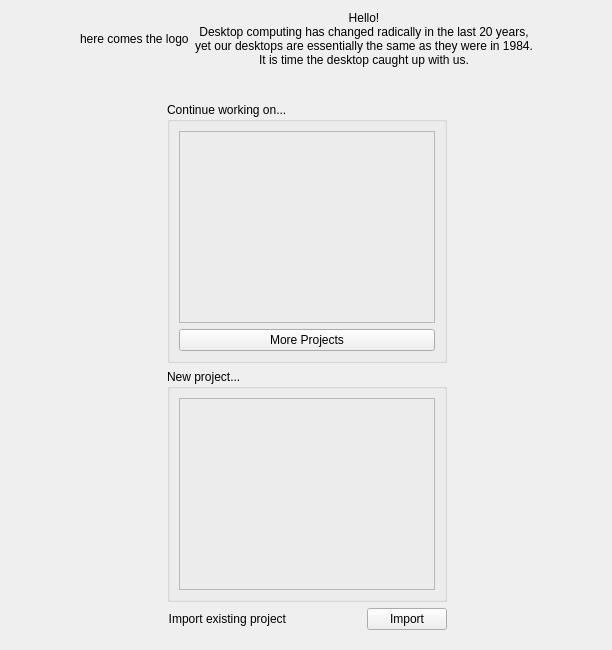
KDE/plasma-sdk, file startpage.ui: the form before one commit.
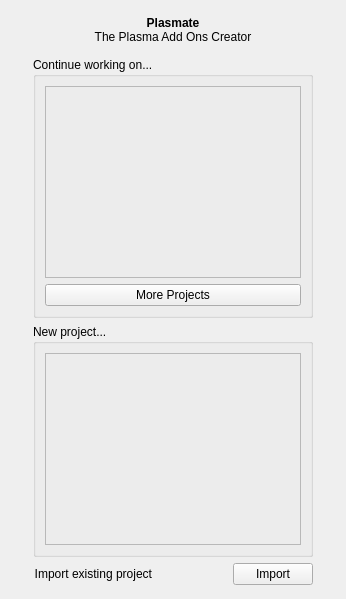
The form after the commit. Custom widgets are drawn as their Qt base class.

The edit to the form file:
```diff
--- a/startpage.ui
+++ b/startpage.ui
@@ -6,115 +6,30 @@
    <rect>
     <x>0</x>
     <y>0</y>
-    <width>612</width>
-    <height>650</height>
+    <width>346</width>
+    <height>599</height>
    </rect>
   </property>
-  <layout class="QGridLayout" name="gridLayout_4">
-   <item row="0" column="0">
-    <layout class="QVBoxLayout" name="verticalLayout_2">
-     <item>
-      <layout class="QVBoxLayout" name="verticalLayout">
-       <item>
-        <spacer name="verticalSpacer_2">
-         <property name="orientation">
-          <enum>Qt::Vertical</enum>
-         </property>
-         <property name="sizeType">
-          <enum>QSizePolicy::Expanding</enum>
-         </property>
-         <property name="sizeHint" stdset="0">
-          <size>
-           <width>20</width>
-           <height>20</height>
-          </size>
-         </property>
-        </spacer>
-       </item>
-       <item>
-        <layout class="QHBoxLayout" name="horizontalLayout_3">
-         <item>
-          <spacer name="horizontalSpacer_3">
-           <property name="orientation">
-            <enum>Qt::Horizontal</enum>
-           </property>
-           <property name="sizeHint" stdset="0">
-            <size>
-             <width>40</width>
-             <height>20</height>
-            </size>
-           </property>
-          </spacer>
-         </item>
-         <item>
           <layout class="QGridLayout" name="gridLayout_3">
+   <property name="margin">
+    <number>0</number>
+   </property>
            <item row="0" column="0">
-            <widget class="QLabel" name="logoLabel">
-             <property name="text">
-              <string>here comes the logo</string>
-             </property>
-            </widget>
-           </item>
-           <item row="0" column="1">
-            <widget class="QLabel" name="welcomeText">
-             <property name="sizePolicy">
-              <sizepolicy hsizetype="Preferred" vsizetype="MinimumExpanding">
-               <horstretch>0</horstretch>
-               <verstretch>0</verstretch>
-              </sizepolicy>
-             </property>
-             <property name="minimumSize">
-              <size>
-               <width>0</width>
-               <height>0</height>
-              </size>
-             </property>
-             <property name="text">
-              <string>Hello!
-Desktop computing has changed radically in the last 20 years,
-yet our desktops are essentially the same as they were in 1984.
-It is time the desktop caught up with us.</string>
-             </property>
-             <property name="alignment">
-              <set>Qt::AlignCenter</set>
-             </property>
-             <property name="wordWrap">
-              <bool>true</bool>
-             </property>
-            </widget>
-           </item>
-           <item row="1" column="0" colspan="2">
-            <spacer name="verticalSpacer_5">
-             <property name="orientation">
-              <enum>Qt::Vertical</enum>
-             </property>
-             <property name="sizeType">
-              <enum>QSizePolicy::Minimum</enum>
-             </property>
-             <property name="sizeHint" stdset="0">
-              <size>
-               <width>20</width>
-               <height>20</height>
-              </size>
-             </property>
-            </spacer>
-           </item>
-           <item row="2" column="0" colspan="2">
-            <layout class="QHBoxLayout" name="groupBoxesLayout">
-             <item>
-              <spacer name="horizontalSpacer_7">
+    <spacer name="horizontalSpacer">
                <property name="orientation">
                 <enum>Qt::Horizontal</enum>
                </property>
                <property name="sizeHint" stdset="0">
                 <size>
-                 <width>40</width>
+       <width>1</width>
                  <height>20</height>
                 </size>
                </property>
               </spacer>
              </item>
-             <item>
+   <item row="0" column="1">
+    <layout class="QFormLayout" name="formLayout">
+     <item row="1" column="0">
               <widget class="QStackedWidget" name="layoutHackStackedWidget">
                <property name="sizePolicy">
                 <sizepolicy hsizetype="Preferred" vsizetype="MinimumExpanding">
@@ -133,6 +48,36 @@
                </property>
                <widget class="QWidget" name="stackedWidgetPageOne">
                 <layout class="QVBoxLayout" name="verticalLayout_4">
+         <item>
+          <widget class="QLabel" name="welcomeText">
+           <property name="sizePolicy">
+            <sizepolicy hsizetype="Preferred" vsizetype="MinimumExpanding">
+             <horstretch>0</horstretch>
+             <verstretch>0</verstretch>
+            </sizepolicy>
+           </property>
+           <property name="minimumSize">
+            <size>
+             <width>0</width>
+             <height>0</height>
+            </size>
+           </property>
+           <property name="text">
+            <string>&lt;!DOCTYPE HTML PUBLIC &quot;-//W3C//DTD HTML 4.0//EN&quot; &quot;http://www.w3.org/TR/REC-html40/strict.dtd&quot;&gt;
+&lt;html&gt;&lt;head&gt;&lt;meta name=&quot;qrichtext&quot; content=&quot;1&quot; /&gt;&lt;style type=&quot;text/css&quot;&gt;
+p, li { white-space: pre-wrap; }
+&lt;/style&gt;&lt;/head&gt;&lt;body style=&quot; font-family:'Sans Serif'; font-size:9pt; font-weight:400; font-style:normal;&quot;&gt;
+&lt;p align=&quot;center&quot; style=&quot; margin-top:0px; margin-bottom:0px; margin-left:0px; margin-right:0px; -qt-block-indent:0; text-indent:0px;&quot;&gt;&lt;span style=&quot; font-weight:600;&quot;&gt;Plasmate&lt;/span&gt;&lt;/p&gt;
+&lt;p align=&quot;center&quot; style=&quot; margin-top:0px; margin-bottom:0px; margin-left:0px; margin-right:0px; -qt-block-indent:0; text-indent:0px;&quot;&gt;The Plasma Add Ons Creator&lt;/p&gt;&lt;/body&gt;&lt;/html&gt;</string>
+           </property>
+           <property name="alignment">
+            <set>Qt::AlignCenter</set>
+           </property>
+           <property name="wordWrap">
+            <bool>true</bool>
+           </property>
+          </widget>
+         </item>
                  <item>
                   <widget class="QGroupBox" name="groupBox">
                    <property name="sizePolicy">
@@ -461,57 +406,33 @@
                </widget>
               </widget>
              </item>
-             <item>
-              <spacer name="horizontalSpacer_8">
-               <property name="orientation">
-                <enum>Qt::Horizontal</enum>
-               </property>
-               <property name="sizeHint" stdset="0">
-                <size>
-                 <width>40</width>
-                 <height>20</height>
-                </size>
-               </property>
-              </spacer>
-             </item>
-            </layout>
-           </item>
-          </layout>
-         </item>
-         <item>
+    </layout>
+   </item>
+   <item row="0" column="2">
           <spacer name="horizontalSpacer_2">
            <property name="orientation">
             <enum>Qt::Horizontal</enum>
            </property>
            <property name="sizeHint" stdset="0">
             <size>
-             <width>40</width>
+       <width>0</width>
              <height>20</height>
             </size>
            </property>
           </spacer>
          </item>
-        </layout>
-       </item>
-       <item>
+   <item row="1" column="1">
         <spacer name="verticalSpacer">
          <property name="orientation">
           <enum>Qt::Vertical</enum>
          </property>
-         <property name="sizeType">
-          <enum>QSizePolicy::Expanding</enum>
-         </property>
          <property name="sizeHint" stdset="0">
           <size>
            <width>20</width>
-           <height>40</height>
+       <height>5</height>
           </size>
          </property>
         </spacer>
-       </item>
-      </layout>
-     </item>
-    </layout>
    </item>
   </layout>
  </widget>
```
Lines whose indentation alone changed are shown as unchanged.
